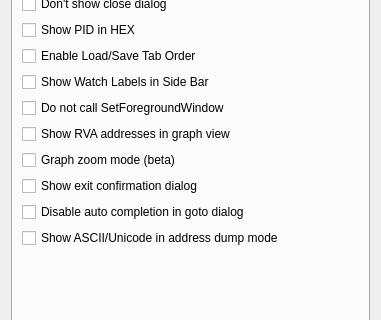
Above: src/gui/Src/Gui/SettingsDialog.ui from dna2fork/x64dbg before the change; both pictures show x 0 to 381 and y 104 to 424 of the 381 by 567 pixel window. Below: the same form after it.
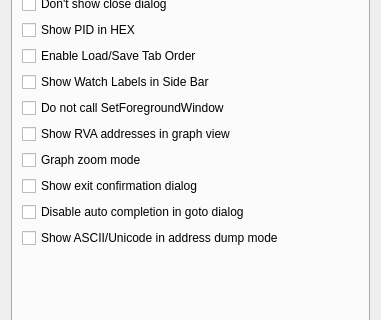
That is the form after the change. The open tabs and pages were chosen to show the change. Icons and pictures are not drawn.

Commit message:
Graph breakpoints fix (#2137)
* graph breakpoints fix
* removed "beta"

```diff
--- a/src/gui/Src/Gui/SettingsDialog.ui
+++ b/src/gui/Src/Gui/SettingsDialog.ui
@@ -695,7 +695,7 @@
        <item>
         <widget class="QCheckBox" name="chkGraphZoomMode">
          <property name="text">
-          <string>Graph zoom mode (beta)</string>
+          <string>Graph zoom mode</string>
          </property>
         </widget>
        </item>
```
The commit also changes 1 other file.
